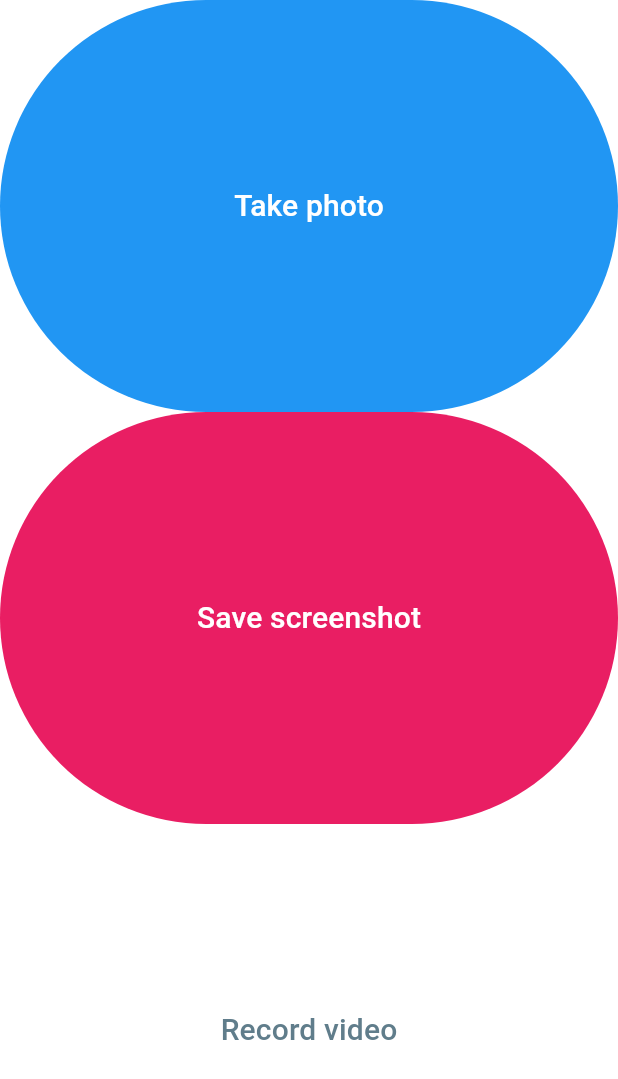
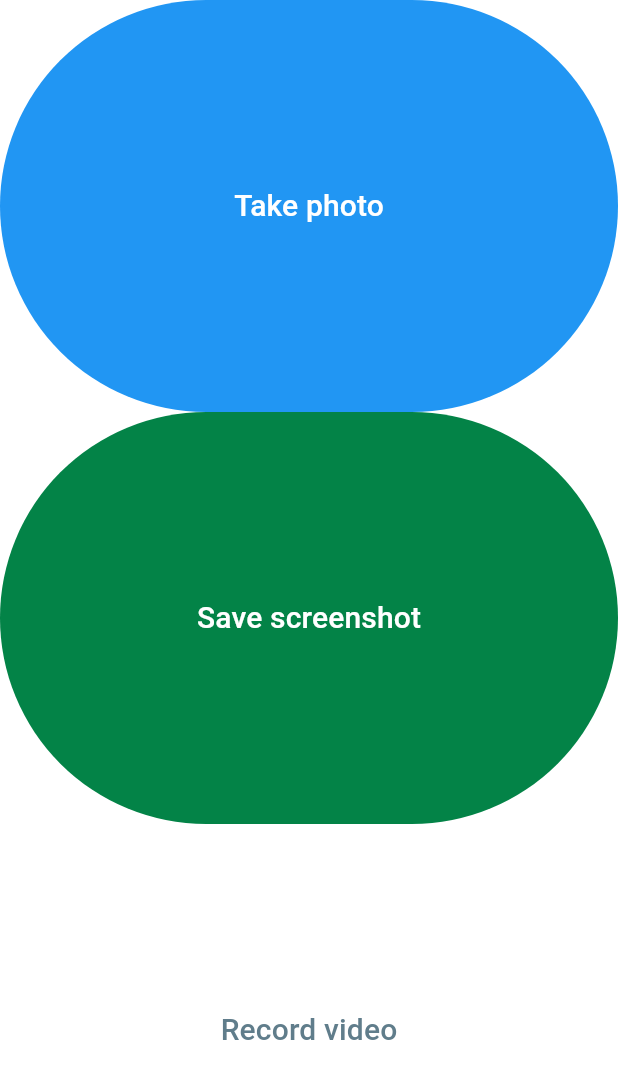
Before and after one commit to youmtinetflutterpacks/gallery_saver, a Flutter app: the screen it shows after launch, on a phone screen of 412 x 824 dp. Shown: the top 1079 px of the screen. Run offline on Flutter 3.47's test engine with Material 3 defaults, Android fonts, the phone set to English and light mode, and no system bars; our stand-ins replace image_picker.

Commit message:
قثمثضسث

```diff
--- a/example/lib/main.dart
+++ b/example/lib/main.dart
@@ -1,6 +1,5 @@
 import 'dart:developer';
 import 'dart:io';
-import 'dart:typed_data';
 import 'dart:ui' as ui;
 
 import 'package:flutter/material.dart';
@@ -174,7 +173,7 @@ class _ScreenshotWidgetState extends State<ScreenshotWidget> {
         child: SizedBox.expand(
           child: TextButton(
             style: ButtonStyle(
-              backgroundColor: MaterialStateProperty.all(Colors.pink),
+              backgroundColor: MaterialStateProperty.all(const ui.Color(0xFF038347)),
             ),
             onPressed: _saveScreenshot,
             child: Text(screenshotButtonText, style: TextStyle(fontSize: textSize, color: Colors.white)),
```
Also changed, not shown: 3 other files.
